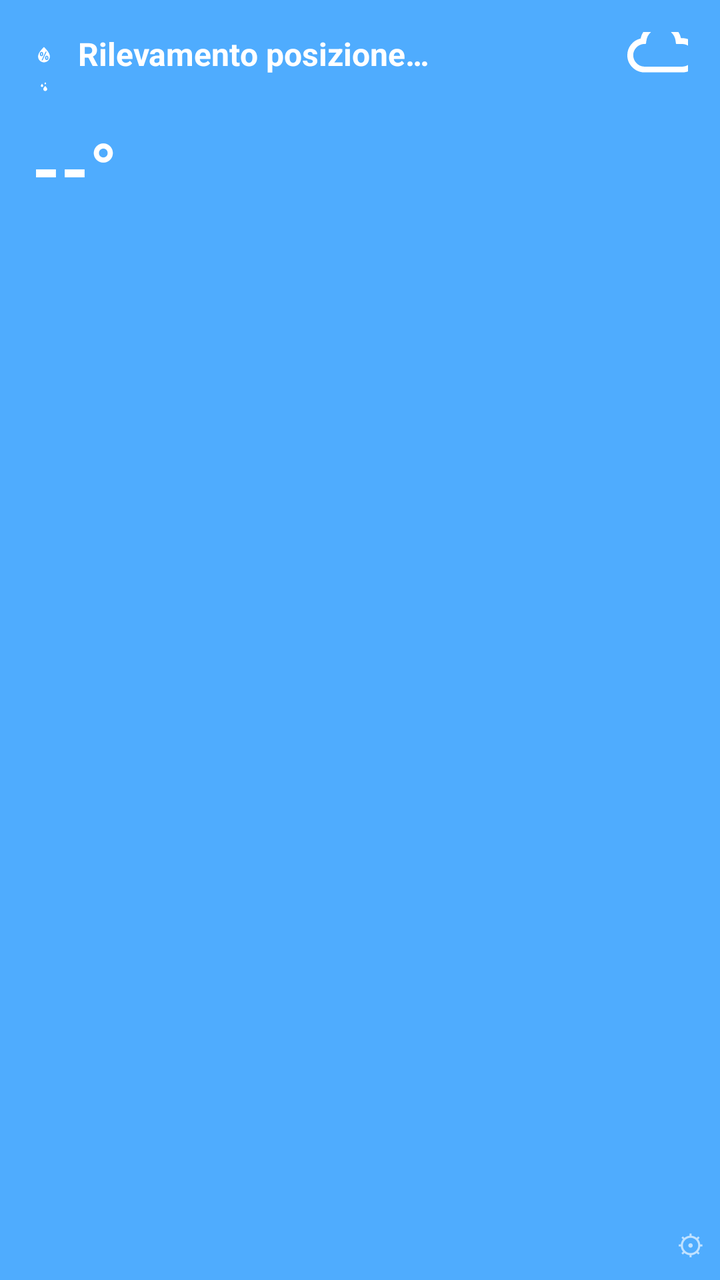
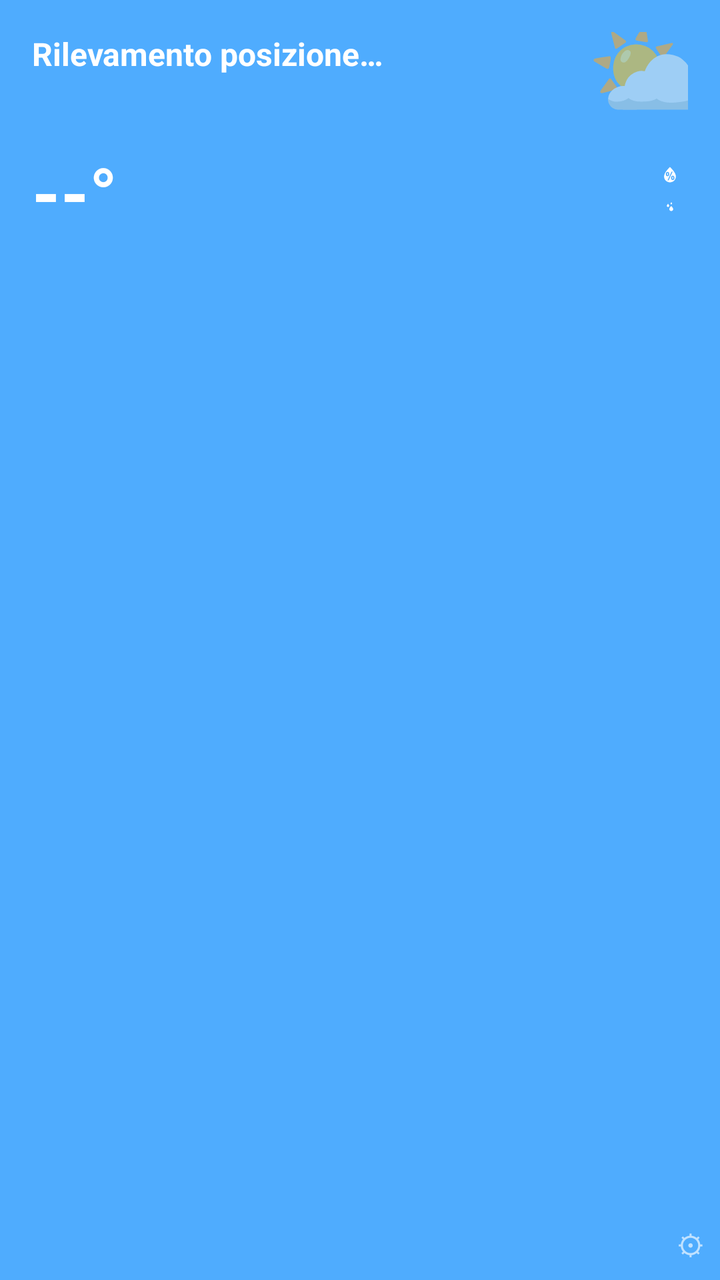

Compare the two renders of this Android layout. The source of the first and the diff that turns it into the second are given below.
<!-- AndroidManifest.xml: application theme Theme.AppCompat.Light.NoActionBar -->
<!-- res/layout/weather_widget_large.xml -->
<?xml version="1.0" encoding="utf-8"?>
<FrameLayout xmlns:android="http://schemas.android.com/apk/res/android"
    android:layout_width="match_parent"
    android:layout_height="match_parent">

    <LinearLayout
        android:id="@+id/widget_root"
        android:layout_width="match_parent"
        android:layout_height="match_parent"
        android:orientation="vertical"
        android:background="#4facfe"
        android:padding="16dp">

        <LinearLayout
            android:layout_width="match_parent"
            android:layout_height="wrap_content"
            android:orientation="horizontal"
            android:clipChildren="false">

            <LinearLayout
                android:layout_width="wrap_content"
                android:layout_height="wrap_content"
                android:layout_gravity="center_vertical"
                android:layout_marginEnd="8dp"
                android:orientation="vertical">

                <LinearLayout
                    android:layout_width="wrap_content"
                    android:layout_height="wrap_content"
                    android:gravity="center_vertical"
                    android:orientation="horizontal">

                    <ImageView
                        android:layout_width="12dp"
                        android:layout_height="12dp"
                        android:src="@drawable/ic_weather_humidity" />

                    <TextView
                        android:id="@+id/humidity_text"
                        android:layout_width="wrap_content"
                        android:layout_height="wrap_content"
                        android:layout_marginStart="3dp"
                        android:text=""
                        android:textColor="#E6FFFFFF"
                        android:textSize="11sp" />
                </LinearLayout>

                <LinearLayout
                    android:layout_width="wrap_content"
                    android:layout_height="wrap_content"
                    android:layout_marginTop="2dp"
                    android:gravity="center_vertical"
                    android:orientation="horizontal">

                    <ImageView
                        android:layout_width="12dp"
                        android:layout_height="12dp"
                        android:src="@drawable/ic_weather_raindrops" />

                    <TextView
                        android:id="@+id/rain_text"
                        android:layout_width="wrap_content"
                        android:layout_height="wrap_content"
                        android:layout_marginStart="3dp"
                        android:text=""
                        android:textColor="#E6FFFFFF"
                        android:textSize="11sp" />
                </LinearLayout>
            </LinearLayout>

            <LinearLayout
                android:layout_width="0dp"
                android:layout_height="wrap_content"
                android:layout_weight="1"
                android:orientation="vertical">

                <TextView
                    android:id="@+id/city_text"
                    android:layout_width="wrap_content"
                    android:layout_height="wrap_content"
                    android:text="Rilevamento posizione…"
                    android:textColor="#FFFFFF"
                    android:textSize="16sp"
                    android:textStyle="bold" />

                <TextView
                    android:id="@+id/desc_text"
                    android:layout_width="wrap_content"
                    android:layout_height="wrap_content"
                    android:text=""
                    android:textColor="#FFFFFF"
                    android:textSize="13sp" />
            </LinearLayout>

            
            <ImageView
                android:id="@+id/icon_text"
                android:layout_width="52dp"
                android:layout_height="52dp"
                android:layout_marginTop="-18dp"
                android:layout_marginEnd="-14dp"
                android:src="@drawable/ic_weather_cloudy" />
        </LinearLayout>

        <TextView
            android:id="@+id/temp_text"
            android:layout_width="wrap_content"
            android:layout_height="wrap_content"
            android:layout_marginTop="4dp"
            android:text="--°"
            android:textColor="#FFFFFF"
            android:textSize="36sp"
            android:textStyle="bold" />

        
        <HorizontalScrollView
            android:layout_width="match_parent"
            android:layout_height="wrap_content"
            android:layout_marginTop="10dp"
            android:scrollbars="none">

            <LinearLayout
                android:id="@+id/hourly_container"
                android:layout_width="wrap_content"
                android:layout_height="wrap_content"
                android:orientation="horizontal" />
        </HorizontalScrollView>

        <LinearLayout
            android:id="@+id/forecast_container"
            android:layout_width="match_parent"
            android:layout_height="wrap_content"
            android:layout_marginTop="8dp"
            android:orientation="horizontal" />

    </LinearLayout>

    <TextView
        android:id="@+id/settings_icon"
        android:layout_width="wrap_content"
        android:layout_height="wrap_content"
        android:layout_gravity="bottom|end"
        android:padding="8dp"
        android:text="⚙"
        android:textColor="#FFFFFF"
        android:alpha="0.65"
        android:textSize="14sp" />

</FrameLayout>
<!-- resources referenced by this layout -->
<resources>
  <!-- drawable ic_weather_cloudy (drawable) -->
  <?xml version="1.0" encoding="utf-8"?>
  <vector xmlns:android="http://schemas.android.com/apk/res/android"
      android:width="24dp"
      android:height="24dp"
      android:viewportWidth="30"
      android:viewportHeight="30">
      <path
          android:fillColor="#FFFFFF"
          android:pathData="M4.61,16.88c0-1.15,0.36-2.17,1.08-3.07c0.72-0.9,1.63-1.48,2.74-1.73c0.31-1.37,1.02-2.49,2.11-3.37s2.35-1.32,3.76-1.32 c1.38,0,2.61,0.43,3.69,1.28s1.78,1.95,2.1,3.29h0.33c0.9,0,1.73,0.22,2.49,0.65s1.37,1.03,1.81,1.79c0.44,0.76,0.67,1.58,0.67,2.48 c0,0.88-0.21,1.7-0.63,2.45s-1,1.35-1.73,1.8c-0.73,0.45-1.54,0.69-2.41,0.72H9.41c-1.34-0.06-2.47-0.57-3.4-1.53 C5.08,19.37,4.61,18.22,4.61,16.88z M6.32,16.88c0,0.87,0.3,1.62,0.9,2.26s1.33,0.98,2.19,1.03h11.19c0.86-0.04,1.59-0.39,2.19-1.03 c0.61-0.64,0.91-1.4,0.91-2.26c0-0.88-0.33-1.63-0.98-2.27c-0.65-0.64-1.42-0.96-2.32-0.96H18.8c-0.11,0-0.17-0.06-0.17-0.18 l-0.07-0.57c-0.11-1.08-0.58-1.99-1.4-2.72c-0.82-0.73-1.77-1.1-2.86-1.1c-1.09,0-2.05,0.37-2.85,1.1 c-0.81,0.73-1.27,1.64-1.37,2.72l-0.08,0.57c0,0.12-0.07,0.18-0.2,0.18H9.27c-0.84,0.1-1.54,0.46-2.1,1.07S6.32,16.05,6.32,16.88z" />
  </vector>
  <!-- drawable ic_weather_humidity: vector/xml drawable (drawable, 2258 chars, omitted) -->
  <!-- drawable ic_weather_raindrops (drawable) -->
  <?xml version="1.0" encoding="utf-8"?>
  <vector xmlns:android="http://schemas.android.com/apk/res/android"
      android:width="24dp"
      android:height="24dp"
      android:viewportWidth="30"
      android:viewportHeight="30">
      <path
          android:fillColor="#FFFFFF"
          android:pathData="M11.01,12.23c0-0.26,0.13-0.59,0.38-1.01c0.25-0.42,0.5-0.77,0.73-1.04c0.06-0.07,0.14-0.17,0.23-0.28s0.15-0.17,0.16-0.18 l0.37,0.43c0.28,0.31,0.53,0.66,0.76,1.07c0.23,0.41,0.35,0.74,0.35,1.01c0,0.41-0.14,0.77-0.43,1.06 c-0.28,0.29-0.63,0.44-1.05,0.44c-0.41,0-0.77-0.15-1.06-0.44C11.16,12.99,11.01,12.64,11.01,12.23z M14.13,16.38 c0-0.29,0.08-0.62,0.24-1.01c0.16-0.38,0.36-0.74,0.6-1.06c0.46-0.61,0.89-1.12,1.31-1.53c0.04-0.03,0.13-0.11,0.26-0.24l0.25,0.24 c0.39,0.37,0.83,0.88,1.32,1.52c0.26,0.34,0.46,0.7,0.62,1.08s0.24,0.71,0.24,1c0,0.69-0.23,1.26-0.7,1.73 c-0.47,0.47-1.05,0.7-1.73,0.7c-0.68,0-1.25-0.24-1.72-0.71S14.13,17.05,14.13,16.38z M15.65,9.48c0-0.43,0.33-1,1-1.7l0.25,0.28 c0.19,0.22,0.36,0.46,0.51,0.74c0.15,0.27,0.23,0.5,0.23,0.68c0,0.28-0.1,0.5-0.29,0.69c-0.19,0.18-0.42,0.28-0.7,0.28 c-0.29,0-0.53-0.09-0.72-0.28C15.75,9.98,15.65,9.75,15.65,9.48z" />
  </vector>
</resources>

<!-- the commit's change to res/layout/weather_widget_large.xml (unified diff, before → after) -->
@@ -18,10 +18,69 @@
             android:clipChildren="false">
 
             <LinearLayout
+                android:layout_width="0dp"
+                android:layout_height="wrap_content"
+                android:layout_weight="1"
+                android:orientation="vertical">
+
+                <TextView
+                    android:id="@+id/city_text"
+                    android:layout_width="wrap_content"
+                    android:layout_height="wrap_content"
+                    android:text="Rilevamento posizione…"
+                    android:textColor="#FFFFFF"
+                    android:textSize="16sp"
+                    android:textStyle="bold" />
+
+                <TextView
+                    android:id="@+id/desc_text"
+                    android:layout_width="wrap_content"
+                    android:layout_height="wrap_content"
+                    android:text=""
+                    android:textColor="#FFFFFF"
+                    android:textSize="13sp" />
+            </LinearLayout>
+
+            
+            <TextView
+                android:id="@+id/icon_text_emoji"
+                android:layout_width="wrap_content"
+                android:layout_height="wrap_content"
+                android:layout_marginTop="-18dp"
+                android:layout_marginEnd="-14dp"
+                android:text="⛅"
+                android:textSize="52sp" />
+
+            <ImageView
+                android:id="@+id/icon_text_vector"
+                android:layout_width="52dp"
+                android:layout_height="52dp"
+                android:layout_marginTop="-18dp"
+                android:layout_marginEnd="-14dp"
+                android:visibility="gone"
+                android:src="@drawable/ic_weather_cloudy" />
+        </LinearLayout>
+
+        <LinearLayout
+            android:layout_width="match_parent"
+            android:layout_height="wrap_content"
+            android:layout_marginTop="4dp"
+            android:orientation="horizontal">
+
+            <TextView
+                android:id="@+id/temp_text"
+                android:layout_width="0dp"
+                android:layout_height="wrap_content"
+                android:layout_weight="1"
+                android:text="--°"
+                android:textColor="#FFFFFF"
+                android:textSize="36sp"
+                android:textStyle="bold" />
+
+            <LinearLayout
                 android:layout_width="wrap_content"
                 android:layout_height="wrap_content"
                 android:layout_gravity="center_vertical"
-                android:layout_marginEnd="8dp"
                 android:orientation="vertical">
 
                 <LinearLayout
@@ -67,50 +126,7 @@
                         android:textSize="11sp" />
                 </LinearLayout>
             </LinearLayout>
-
-            <LinearLayout
-                android:layout_width="0dp"
-                android:layout_height="wrap_content"
-                android:layout_weight="1"
-                android:orientation="vertical">
-
-                <TextView
-                    android:id="@+id/city_text"
-                    android:layout_width="wrap_content"
-                    android:layout_height="wrap_content"
-                    android:text="Rilevamento posizione…"
-                    android:textColor="#FFFFFF"
-                    android:textSize="16sp"
-                    android:textStyle="bold" />
-
-                <TextView
-                    android:id="@+id/desc_text"
-                    android:layout_width="wrap_content"
-                    android:layout_height="wrap_content"
-                    android:text=""
-                    android:textColor="#FFFFFF"
-                    android:textSize="13sp" />
-            </LinearLayout>
-
-            
-            <ImageView
-                android:id="@+id/icon_text"
-                android:layout_width="52dp"
-                android:layout_height="52dp"
-                android:layout_marginTop="-18dp"
-                android:layout_marginEnd="-14dp"
-                android:src="@drawable/ic_weather_cloudy" />
         </LinearLayout>
-
-        <TextView
-            android:id="@+id/temp_text"
-            android:layout_width="wrap_content"
-            android:layout_height="wrap_content"
-            android:layout_marginTop="4dp"
-            android:text="--°"
-            android:textColor="#FFFFFF"
-            android:textSize="36sp"
-            android:textStyle="bold" />
 
         
         <HorizontalScrollView
